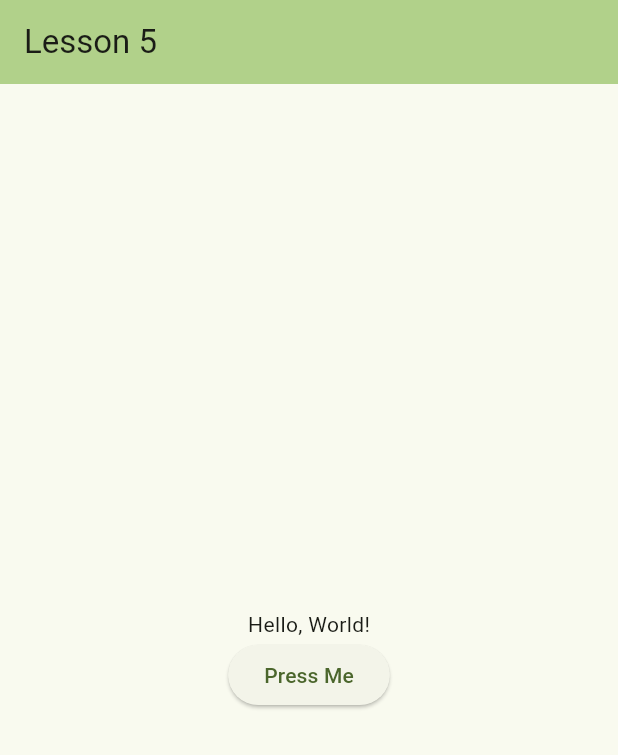
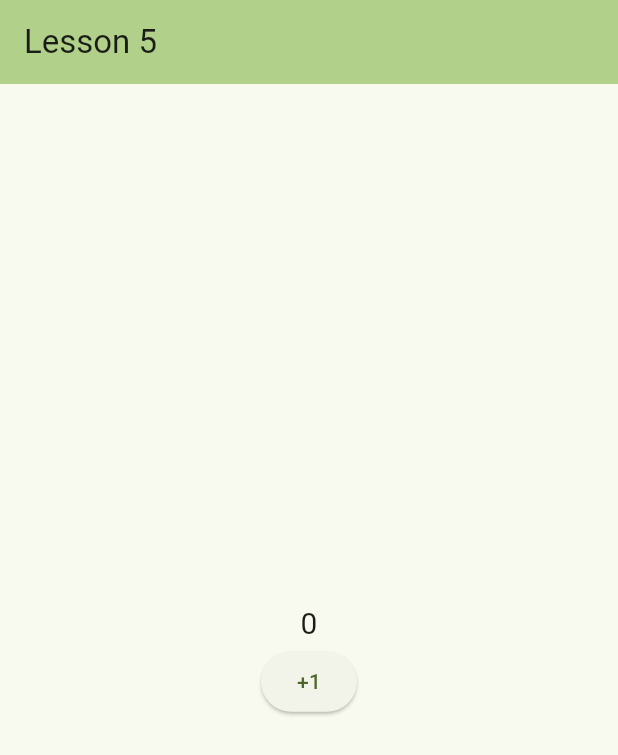
Before and after one commit to tsumayoji1102/lesson_flutter, a Flutter app: the screen it shows after launch, on a phone screen of 412 x 824 dp. Shown: the top 755 px of the screen. Run offline on Flutter 3.47's test engine with Material 3 defaults, Android fonts, the light colour scheme and no system bars; our stand-ins replace flutter_hooks.

Commit message:
lesson_5追加

```diff
--- a/lib/lesson/lesson_5.dart
+++ b/lib/lesson/lesson_5.dart
@@ -1,10 +1,37 @@
 import 'package:flutter/material.dart';
+import 'package:flutter_hooks/flutter_hooks.dart';
 
-class Lesson5Widget extends StatelessWidget {
+class Lesson5Widget extends HookWidget {
   const Lesson5Widget({super.key});
 
   @override
   Widget build(BuildContext context) {
+    // HookWidgetを使うと、useStateなどのフックを使える。
+    //
+    // ここでは、カウントの状態を管理するためのuseStateを使っている。
+    // useStateは、状態を保持するためのフックで、状態が変わると自動的に再描画される。
+    // ここでは、初期値を0に設定している。
+    final countState = useState(0);
+
+    // useRefは、値を保持するためのフックで、状態が変わっても再描画されない。
+    final countRef = useRef(0);
+
+    // useMemoizedは、値をメモ化するためのフックで、依存する値が変わらない限り再計算されない。
+    // ここでは、TextEditingControllerを作成している。
+    final textController = useMemoized(() {
+      return TextEditingController();
+    });
+
+    useEffect(() {
+      // useEffectは、ウィジェットが初めて描画されたときや、依存する値が変わったときに呼ばれる。
+      // ここでは、ウィジェットが初めて描画されたときに1回だけ呼ばれる。
+      print('useEffect: 初期化処理');
+
+      // クリーンアップ処理（dispose)を返すこともできる。
+      return () {
+        print('useEffect: クリーンアップ処理');
+      };
+    }, [countState.value]); // countState.valueが変わると再実行される。
     return Scaffold(
       appBar: AppBar(
         title: const Text('Lesson 5'),
@@ -14,15 +41,16 @@
         child: Column(
           mainAxisAlignment: MainAxisAlignment.center,
           children: <Widget>[
-            const Text('Hello, World!'),
+            // useStateで管理しているcountStateの値を表示する。
+            // countState.valueを使うことで、現在の値を取得できる。
+            Text(countState.value.toString(), style: TextStyle(fontSize: 20)),
             ElevatedButton(
               onPressed: () {
-                // ボタンが押されたときの処理
-                ScaffoldMessenger.of(
-                  context,
-                ).showSnackBar(const SnackBar(content: Text('Button Pressed')));
+                // ボタンを押すと、countStateの値を1増やす。
+                // countState.value++は、現在の値に1を足して再設定する。
+                countState.value++;
               },
-              child: const Text('Press Me'),
+              child: const Text('+1'),
             ),
           ],
         ),
```
Also changed, not shown: lib/lesson/lesson_4.dart (+0 -7 lines).
